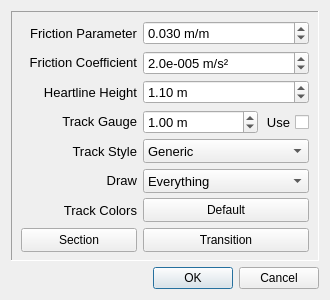
Above: ui/trackproperties.ui from xwaldo/openFVD before the change. Below: the same form after it.
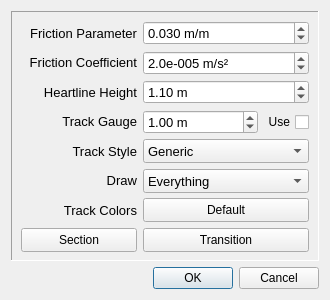
That is the form after the change. Custom widgets are drawn as their Qt base class.

```diff
--- a/ui/trackproperties.ui
+++ b/ui/trackproperties.ui
@@ -215,11 +215,6 @@
           <height>16777215</height>
          </size>
         </property>
-        <property name="font">
-         <font>
-          <pointsize>10</pointsize>
-         </font>
-        </property>
         <property name="layoutDirection">
          <enum>Qt::LayoutDirection::RightToLeft</enum>
         </property>
```
Left out of the diff: 74 changed lines with no effect on the pictures.
